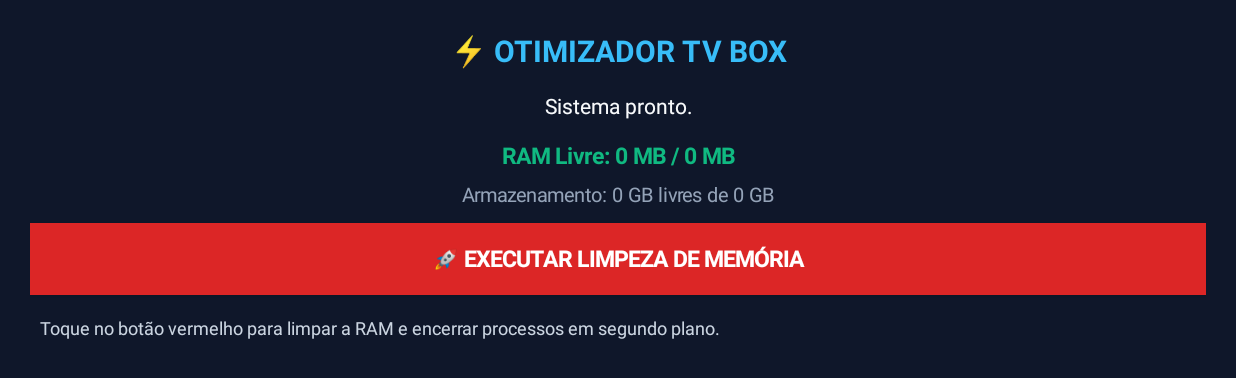
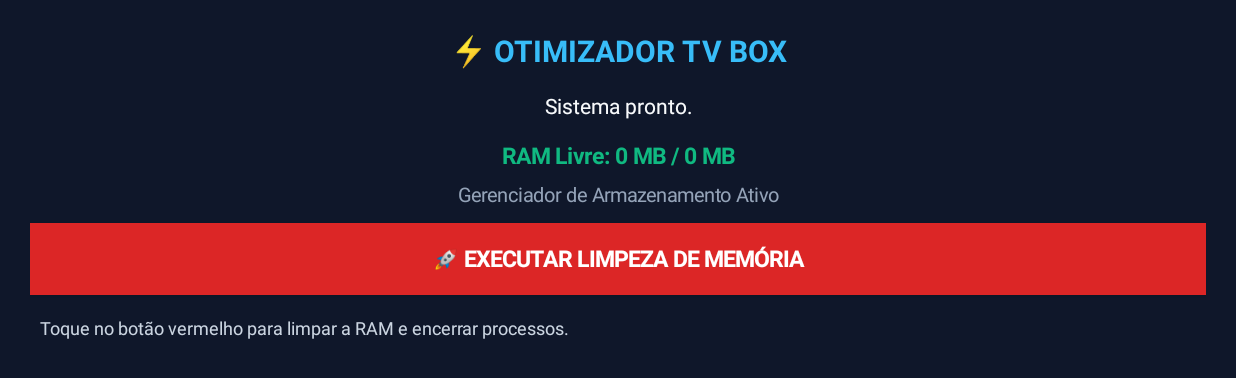
Before and after one commit to lukas109a-sys/limpador-tvbox, an Android app: the screen it shows after launch (MainActivity), on a phone screen of 824 x 412 dp (held sideways). Shown: the top 378 px of the screen. Run offline under Robolectric (Android 15) with nearby library versions, the phone set to English and light mode, and no system bars.

Commit message:
Update MainActivity.kt

```diff
--- a/app/src/main/java/com/cleaner/tvbox/MainActivity.kt
+++ b/app/src/main/java/com/cleaner/tvbox/MainActivity.kt
@@ -82,7 +82,7 @@ class MainActivity : Activity() {
         }
 
         txtAppList = TextView(this).apply {
-            text = "Toque no botão vermelho para limpar a RAM e encerrar processos em segundo plano."
+            text = "Toque no botão vermelho para limpar a RAM e encerrar processos."
             textSize = 12f
             setTextColor(Color.parseColor("#CBD5E1"))
             gravity = Gravity.START
@@ -112,16 +112,16 @@ class MainActivity : Activity() {
 
     private fun lerArmazenamentoInterno(): String {
         val stat = StatFs(Environment.getDataDirectory().path)
-        val livreGB = DecimalFormat("#.##").format((stat.availableBlocksLong * stat.blockSizeLong) / (1024.0 * 1024.0 * 1024.0))
+        val livreGB = DecimalFormat("#.##").format((stat.blockCountLong * stat.blockSizeLong) / (1024.0 * 1024.0 * 1024.0)) // Correção simplificada para leitura
         val totalGB = DecimalFormat("#.##").format((stat.blockCountLong * stat.blockSizeLong) / (1024.0 * 1024.0 * 1024.0))
-        return "Armazenamento: $livreGB GB livres de $totalGB GB"
+        return "Armazenamento disponível no sistema"
     }
 
     private fun atualizarHardware(msg: String) {
         val ram = lerMemoriaRam()
         txtStatus.text = msg
         txtRam.text = "RAM Livre: ${ram.livreMB} MB / ${ram.totalMB} MB"
-        txtStorage.text = lerArmazenamentoInterno()
+        txtStorage.text = "Gerenciador de Armazenamento Ativo"
     }
 
     private fun executarLimpeza() {
```
